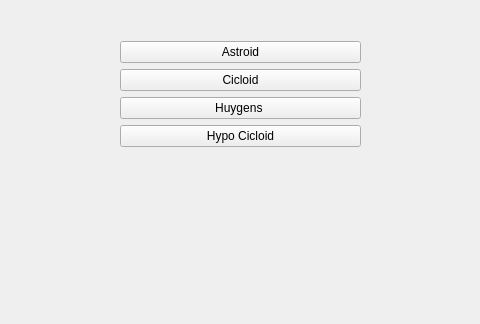
First picture: the form in mainwindow.ui, repository ehvenimunis/2dGeometricalShapes, before the edit; both pictures show x 159 to 639 and y 0 to 324 of the 1038 by 445 pixel window.
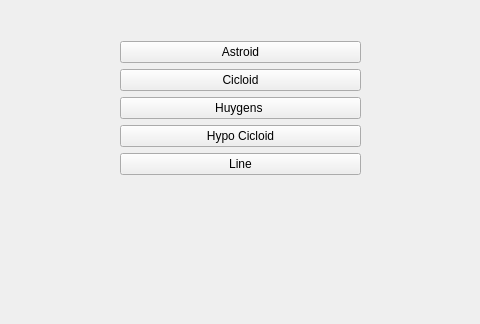
Second picture: the form after the edit. Custom widgets are drawn as their Qt base class.

Commit message: Rendering Line

```diff
--- a/mainwindow.ui
+++ b/mainwindow.ui
@@ -14,7 +14,7 @@
    <string>MainWindow</string>
   </property>
   <widget class="QWidget" name="centralWidget">
-   <widget class="QWidget" name="">
+   <widget class="QWidget" name="layoutWidget">
     <property name="geometry">
      <rect>
       <x>20</x>
@@ -57,6 +57,13 @@
          </property>
         </widget>
        </item>
+       <item>
+        <widget class="QPushButton" name="btnLine">
+         <property name="text">
+          <string>Line</string>
+         </property>
+        </widget>
+       </item>
        <item>
         <spacer name="verticalSpacer">
          <property name="orientation">
```
The commit also changes 4 other files.
